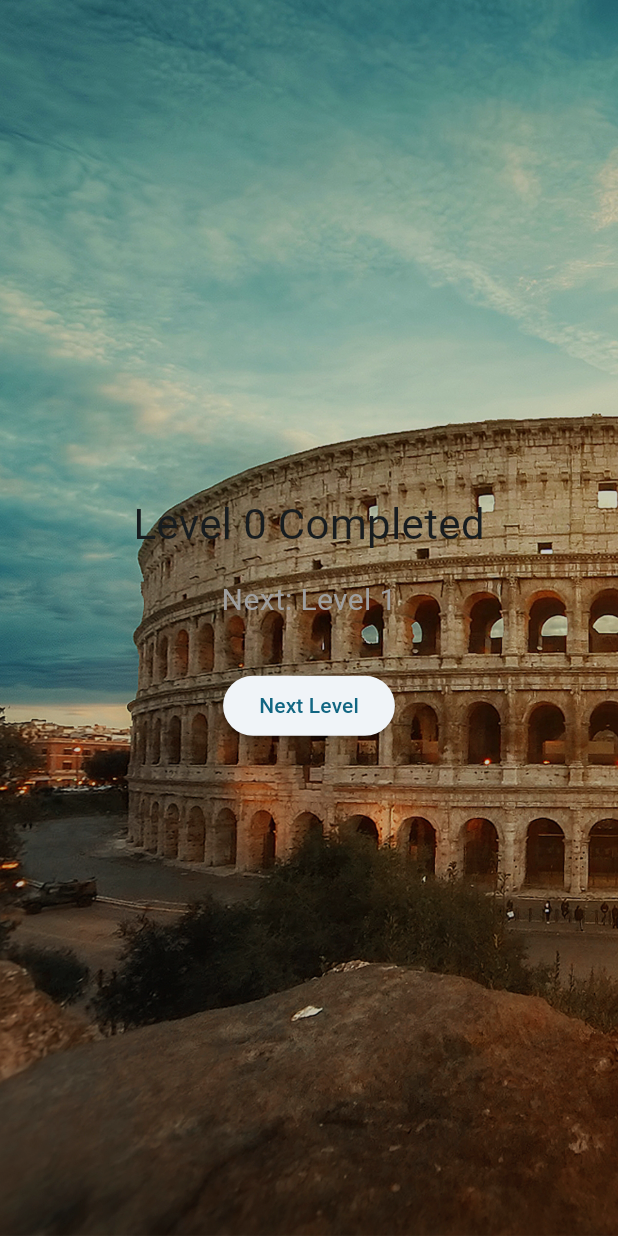
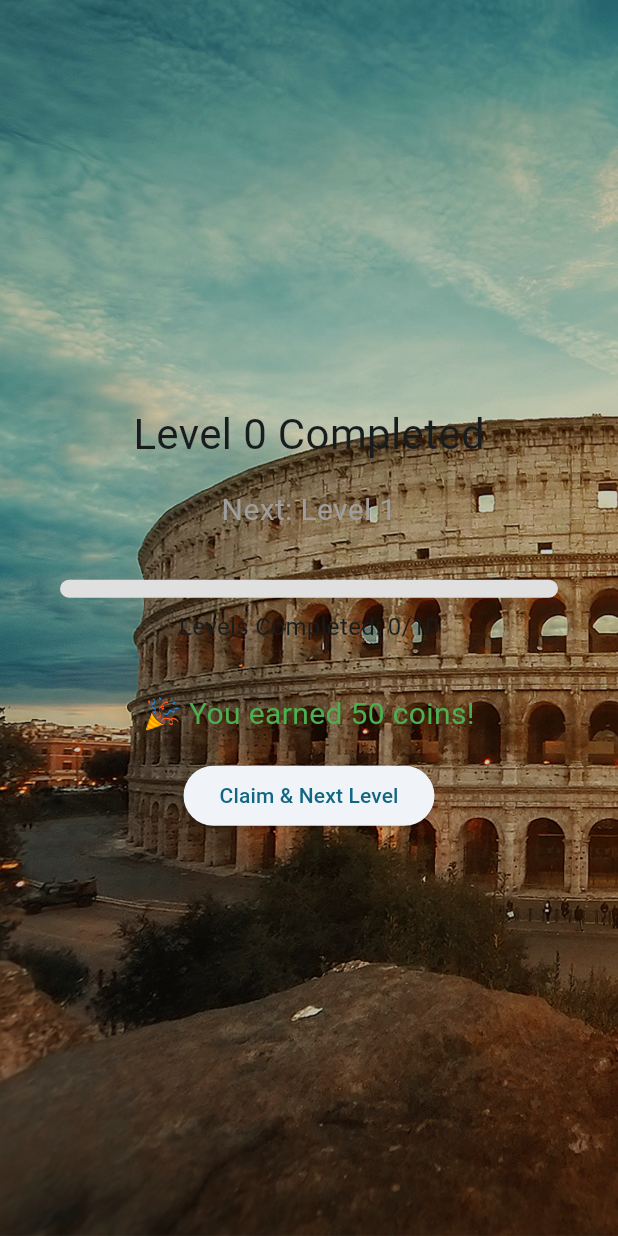
Before and after one commit to it185218/zenwordflutter, a Flutter app: the LevelCompletePage screen opened directly with empty values, on a phone screen of 412 x 824 dp. Run offline on Flutter 3.47's test engine with Material 3 defaults, Android fonts, the phone set to English and light mode, and no system bars; our stand-ins replace flutter_bloc, isar; accounts and stored records are empty; generated files the repository leaves out were written again.

Commit message:
reward coins after 10 levels

```diff
--- a/lib/logic/blocs/level/level_bloc.dart
+++ b/lib/logic/blocs/level/level_bloc.dart
@@ -15,17 +15,17 @@ class LevelBloc extends Bloc<LevelEvent, LevelState> {
   Future<void> _onLoadLevels(LoadLevels event, Emitter<LevelState> emit) async {
     final levels = await isar.levels.where().sortByNumber().findAll();
 
-    // If fresh install, add level 1
     if (levels.isEmpty) {
       final level1 = Level(number: 1);
       await isar.writeTxn(() => isar.levels.put(level1));
-      emit(LevelState(currentLevel: 1));
+      emit(LevelState(currentLevel: 1, completedCount: 0));
     } else {
       final current = levels.firstWhere(
         (lvl) => !lvl.isCompleted,
         orElse: () => levels.last,
       );
-      emit(LevelState(currentLevel: current.number));
+      final completed = levels.where((lvl) => lvl.isCompleted).length;
+      emit(LevelState(currentLevel: current.number, completedCount: completed));
     }
   }
 
@@ -36,13 +36,12 @@ class LevelBloc extends Bloc<LevelEvent, LevelState> {
     final level =
         await isar.levels.filter().numberEqualTo(event.level).findFirst();
 
-    if (level != null) {
+    if (level != null && !level.isCompleted) {
       await isar.writeTxn(() {
         level.isCompleted = true;
         return isar.levels.put(level);
       });
 
-      // Add next level if not already there
       final next =
           await isar.levels.filter().numberEqualTo(event.level + 1).findFirst();
 
@@ -52,7 +51,12 @@ class LevelBloc extends Bloc<LevelEvent, LevelState> {
         });
       }
 
-      emit(LevelState(currentLevel: event.level + 1));
+      final completed =
+          await isar.levels.filter().isCompletedEqualTo(true).count();
+
+      emit(
+        LevelState(currentLevel: event.level + 1, completedCount: completed),
+      );
     }
   }
 }
--- a/lib/logic/blocs/level/level_state.dart
+++ b/lib/logic/blocs/level/level_state.dart
@@ -1,7 +1,9 @@
 class LevelState {
   final int currentLevel;
+  final int completedCount;
 
-  LevelState({required this.currentLevel});
+  LevelState({required this.currentLevel, required this.completedCount});
 
-  factory LevelState.initial() => LevelState(currentLevel: 1);
+  factory LevelState.initial() =>
+      LevelState(currentLevel: 1, completedCount: 0);
 }
--- a/lib/presentation/pages/game_page.dart
+++ b/lib/presentation/pages/game_page.dart
@@ -2,7 +2,6 @@ import 'package:flutter/material.dart';
 import 'package:flutter_bloc/flutter_bloc.dart';
 import '../../core/utils/circular_position.dart';
 import '../../logic/blocs/coin/coin_bloc.dart';
-import '../../logic/blocs/coin/coin_event.dart';
 import '../../logic/blocs/coin/coin_state.dart';
 import '../../logic/blocs/game/game_bloc.dart';
 import '../../logic/blocs/game/game_event.dart';
@@ -68,7 +67,6 @@ class _GamePageState extends State<GamePage> {
           if (state.validWords.toSet().difference(state.foundWords).isEmpty) {
             final currentLevel = context.read<LevelBloc>().state.currentLevel;
 
-            context.read<CoinBloc>().add(AddCoins(80));
             context.read<LevelBloc>().add(CompleteLevel(currentLevel));
 
             Future.delayed(const Duration(milliseconds: 400), () {
--- a/lib/presentation/pages/level_complete_page.dart
+++ b/lib/presentation/pages/level_complete_page.dart
@@ -1,5 +1,9 @@
 import 'package:flutter/material.dart';
+import 'package:flutter_bloc/flutter_bloc.dart';
 
+import '../../logic/blocs/coin/coin_bloc.dart';
+import '../../logic/blocs/coin/coin_event.dart';
+import '../../logic/blocs/level/level_bloc.dart';
 import '../widgets/background_scaffold.dart';
 import 'game_page.dart';
 
@@ -10,6 +14,12 @@ class LevelCompletePage extends StatelessWidget {
   @override
   Widget build(BuildContext context) {
     final nextLevel = level + 1;
+    final completed = context.select<LevelBloc, int>(
+      (bloc) => bloc.state.completedCount,
+    );
+
+    final shouldReward = completed % 10 == 0;
+    final progressTowardsReward = completed % 10;
 
     return AppScaffold(
       child: Center(
@@ -25,15 +35,61 @@ class LevelCompletePage extends StatelessWidget {
               'Next: Level $nextLevel',
               style: const TextStyle(fontSize: 20, color: Colors.grey),
             ),
+
             const SizedBox(height: 32),
+
+            // Progress toward 10-level reward
+            Padding(
+              padding: const EdgeInsets.symmetric(horizontal: 40.0),
+              child: Column(
+                children: [
+                  LinearProgressIndicator(
+                    value: progressTowardsReward / 10,
+                    minHeight: 12,
+                    backgroundColor: Colors.grey[300],
+                    color: Colors.amber[700],
+                    borderRadius: BorderRadius.circular(8),
+                  ),
+                  const SizedBox(height: 8),
+                  Text(
+                    'Levels Completed: $progressTowardsReward/10',
+                    style: const TextStyle(fontSize: 16),
+                  ),
+                ],
+              ),
+            ),
+
+            const SizedBox(height: 32),
+
+            if (shouldReward) ...[
+              const Text(
+                '🎉 You earned 50 coins!',
+                style: TextStyle(fontSize: 20, color: Colors.green),
+              ),
+              const SizedBox(height: 16),
+              ElevatedButton(
+                onPressed: () {
+                  context.read<CoinBloc>().add(AddCoins(50));
+                  Navigator.of(context).pushReplacement(
+                    MaterialPageRoute(
+                      builder: (_) => GamePage(level: nextLevel),
+                    ),
+                  );
+                },
+                child: const Text('Claim & Next Level'),
+              ),
+            ] else ...[
               ElevatedButton(
                 onPressed: () {
                   Navigator.of(context).pushReplacement(
-                  MaterialPageRoute(builder: (_) => GamePage(level: nextLevel)),
+                    MaterialPageRoute(
+                      builder: (_) => GamePage(level: nextLevel),
+                    ),
                   );
                 },
                 child: const Text('Next Level'),
               ),
+            ],
           ],
         ),
       ),
```
Lines whose indentation alone changed are shown as unchanged.
